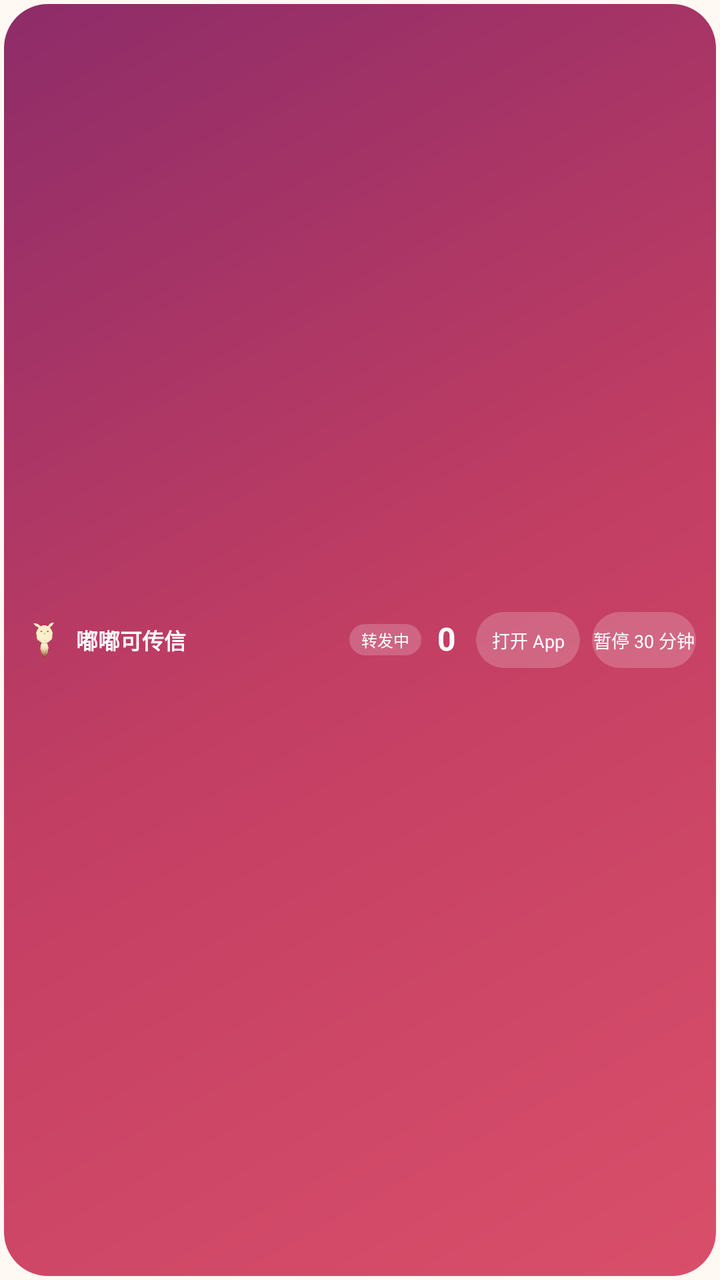
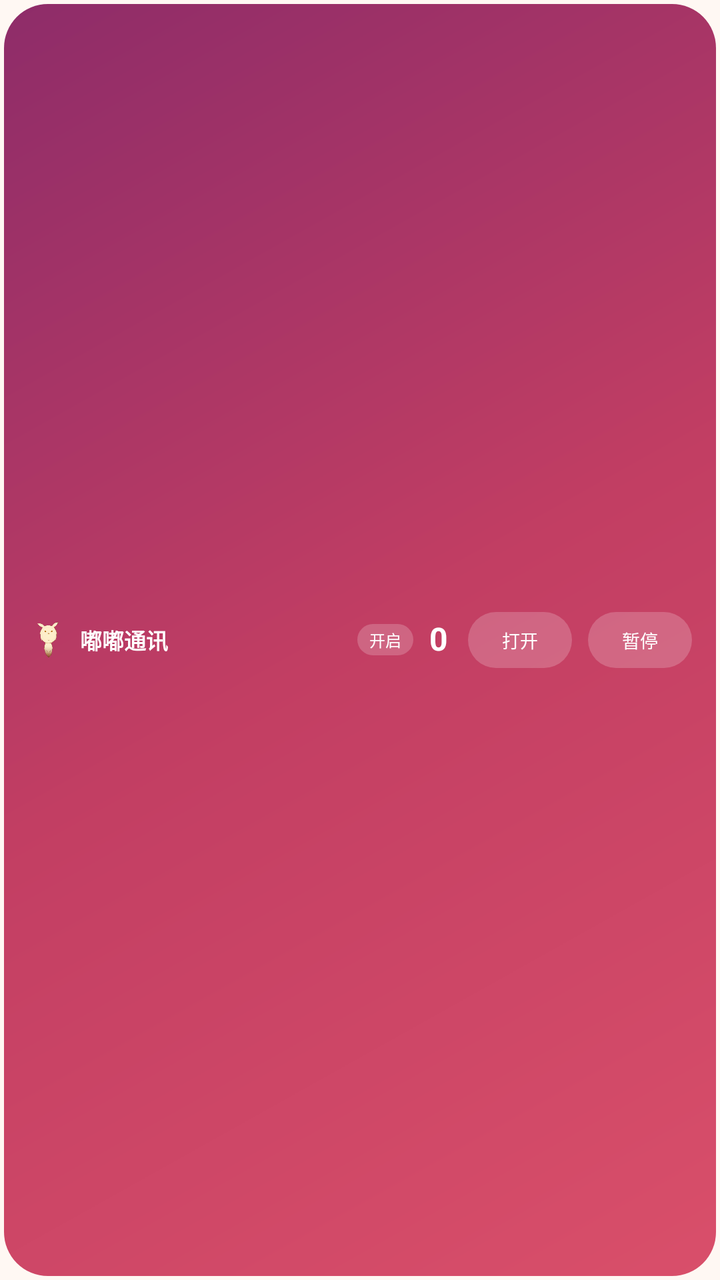

Two renders of the same Android screen: before a commit and after it. Below are the layout's source before the change and the commit's diff.
<!-- AndroidManifest.xml: application theme Theme.Sms2Bark -->
<!-- res/layout/widget_dodocomm_bar.xml -->
<?xml version="1.0" encoding="utf-8"?>
<FrameLayout xmlns:android="http://schemas.android.com/apk/res/android"
    android:id="@+id/widget_root"
    android:layout_width="match_parent"
    android:layout_height="match_parent"
    android:background="@android:color/transparent"
    android:padding="2dp">

    <LinearLayout
        android:id="@+id/widget_card"
        android:layout_width="match_parent"
        android:layout_height="match_parent"
        android:background="@drawable/widget_background"
        android:gravity="center_vertical"
        android:orientation="horizontal"
        android:paddingHorizontal="10dp"
        android:paddingVertical="4dp">

        <ImageView
            android:layout_width="20dp"
            android:layout_height="20dp"
            android:contentDescription="@null"
            android:src="@drawable/dodoco_mascot" />

        <TextView
            android:id="@+id/widget_title"
            android:layout_width="0dp"
            android:layout_height="wrap_content"
            android:layout_marginStart="6dp"
            android:layout_weight="1"
            android:ellipsize="end"
            android:maxLines="1"
            android:text="@string/widget_title"
            android:textColor="#FFFFFFFF"
            android:textSize="11sp"
            android:textStyle="bold" />

        <TextView
            android:id="@+id/widget_status"
            android:layout_width="wrap_content"
            android:layout_height="wrap_content"
            android:layout_marginEnd="8dp"
            android:background="@drawable/widget_chip"
            android:ellipsize="end"
            android:maxLines="1"
            android:paddingHorizontal="6dp"
            android:paddingVertical="2dp"
            android:text="@string/widget_status_on"
            android:textColor="#FFFFFFFF"
            android:textSize="8sp" />

        <TextView
            android:id="@+id/widget_count"
            android:layout_width="wrap_content"
            android:layout_height="wrap_content"
            android:layout_marginEnd="2dp"
            android:includeFontPadding="false"
            android:text="0"
            android:textColor="#FFFFFFFF"
            android:textSize="16sp"
            android:textStyle="bold" />

        <TextView
            android:id="@+id/widget_count_label"
            android:layout_width="wrap_content"
            android:layout_height="wrap_content"
            android:visibility="gone"
            android:text="@string/widget_label_today"
            android:textColor="#CCFFFFFF"
            android:textSize="9sp" />

        <TextView
            android:id="@+id/widget_open"
            android:layout_width="52dp"
            android:layout_height="28dp"
            android:layout_marginStart="8dp"
            android:background="@drawable/widget_chip"
            android:gravity="center"
            android:maxLines="1"
            android:text="@string/widget_action_open"
            android:textColor="#FFFFFFFF"
            android:textSize="9sp" />

        <TextView
            android:id="@+id/widget_toggle"
            android:layout_width="52dp"
            android:layout_height="28dp"
            android:layout_marginStart="6dp"
            android:background="@drawable/widget_chip"
            android:gravity="center"
            android:maxLines="1"
            android:text="@string/widget_action_pause"
            android:textColor="#FFFFFFFF"
            android:textSize="9sp" />
    </LinearLayout>
</FrameLayout>
<!-- resources referenced by this layout -->
<resources>
  <!-- drawable dodoco_mascot: png bitmap (drawable-nodpi, 144085 bytes) -->
  <!-- drawable widget_background (drawable) -->
  <?xml version="1.0" encoding="utf-8"?>
  <shape xmlns:android="http://schemas.android.com/apk/res/android" android:shape="rectangle">
      <gradient
          android:angle="135"
          android:startColor="#D94F6A"
          android:centerColor="#C23E63"
          android:endColor="#8E2C69" />
      <corners android:radius="22dp" />
  </shape>
  <!-- drawable widget_chip (drawable) -->
  <?xml version="1.0" encoding="utf-8"?>
  <shape xmlns:android="http://schemas.android.com/apk/res/android" android:shape="rectangle">
      <solid android:color="#33FFFFFF" />
      <corners android:radius="14dp" />
  </shape>
  <string name="widget_action_open">打开 App</string>
  <string name="widget_action_pause">暂停 30 分钟</string>
  <string name="widget_label_today">今日已送达</string>
  <string name="widget_status_on">转发中</string>
  <string name="widget_title">嘟嘟可传信</string>
  <style name="Theme.Sms2Bark" parent="android:Theme.Material.Light.NoActionBar">
          <item name="android:windowBackground">@color/splash_background</item>
          <item name="android:statusBarColor">@android:color/transparent</item>
          <item name="android:navigationBarColor">@android:color/transparent</item>
          <item name="android:windowLightStatusBar">true</item>
          <item name="android:windowDrawsSystemBarBackgrounds">true</item>
      </style>
  <color name="splash_background">#FFFFF8F3</color>
</resources>

<!-- the commit's change to res/layout/widget_dodocomm_bar.xml (unified diff, before → after) -->
@@ -13,7 +13,7 @@
         android:background="@drawable/widget_background"
         android:gravity="center_vertical"
         android:orientation="horizontal"
-        android:paddingHorizontal="10dp"
+        android:paddingHorizontal="12dp"
         android:paddingVertical="4dp">
 
         <ImageView
@@ -43,6 +43,7 @@
             android:background="@drawable/widget_chip"
             android:ellipsize="end"
             android:maxLines="1"
+            android:maxWidth="76dp"
             android:paddingHorizontal="6dp"
             android:paddingVertical="2dp"
             android:text="@string/widget_status_on"
@@ -75,8 +76,10 @@
             android:layout_height="28dp"
             android:layout_marginStart="8dp"
             android:background="@drawable/widget_chip"
+            android:ellipsize="end"
             android:gravity="center"
             android:maxLines="1"
+            android:paddingHorizontal="4dp"
             android:text="@string/widget_action_open"
             android:textColor="#FFFFFFFF"
             android:textSize="9sp" />
@@ -85,10 +88,12 @@
             android:id="@+id/widget_toggle"
             android:layout_width="52dp"
             android:layout_height="28dp"
-            android:layout_marginStart="6dp"
+            android:layout_marginStart="8dp"
             android:background="@drawable/widget_chip"
+            android:ellipsize="end"
             android:gravity="center"
             android:maxLines="1"
+            android:paddingHorizontal="4dp"
             android:text="@string/widget_action_pause"
             android:textColor="#FFFFFFFF"
             android:textSize="9sp" />
<!-- resource entries referenced after the edit -->
@@ -17,11 +17,11 @@
       <solid android:color="#33FFFFFF" />
       <corners android:radius="14dp" />
   </shape>
-  <string name="widget_action_open">打开 App</string>
-  <string name="widget_action_pause">暂停 30 分钟</string>
-  <string name="widget_label_today">今日已送达</string>
-  <string name="widget_status_on">转发中</string>
-  <string name="widget_title">嘟嘟可传信</string>
+  <string name="widget_action_open">打开</string>
+  <string name="widget_action_pause">暂停</string>
+  <string name="widget_label_today">今日</string>
+  <string name="widget_status_on">开启</string>
+  <string name="widget_title">嘟嘟通讯</string>
   <style name="Theme.Sms2Bark" parent="android:Theme.Material.Light.NoActionBar">
           <item name="android:windowBackground">@color/splash_background</item>
           <item name="android:statusBarColor">@android:color/transparent</item>
